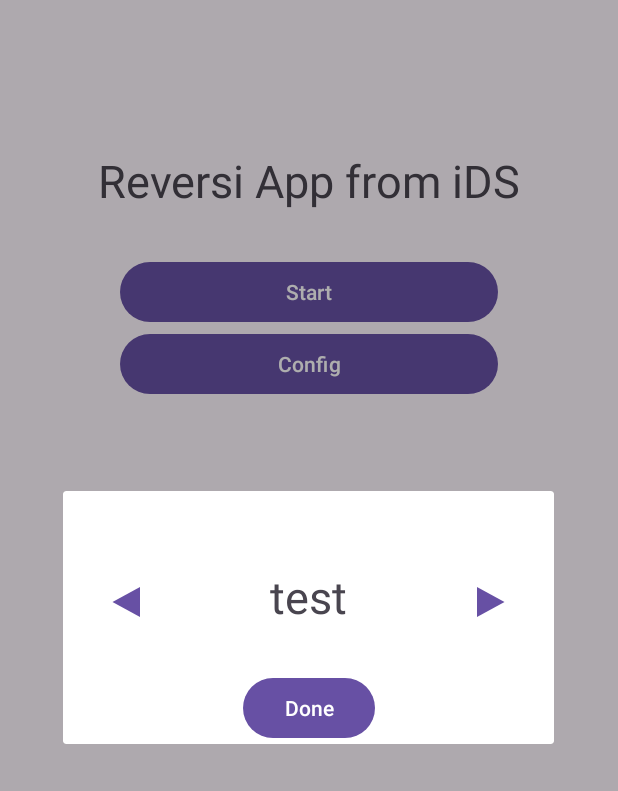
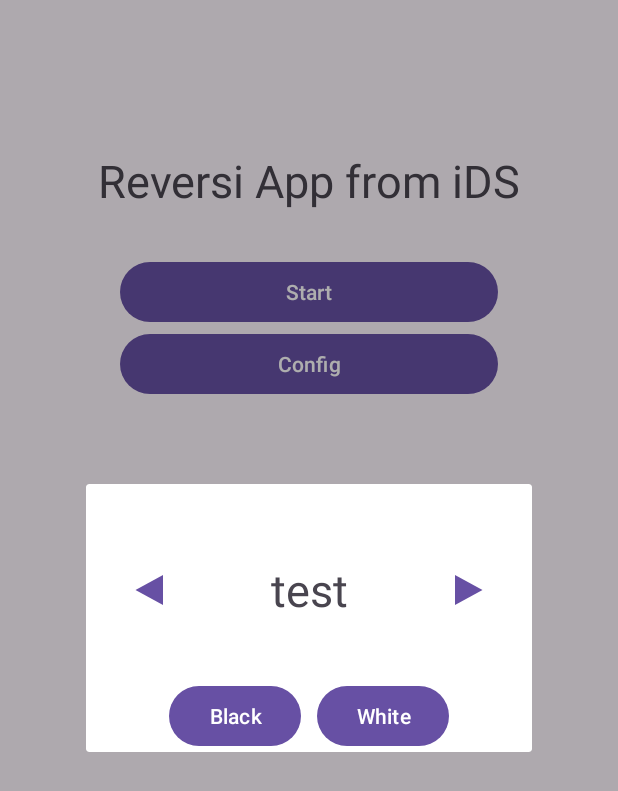
Before and after one commit to mutoxu-N/iDSReversiApp, an Android app: the screen it shows after launch (MainActivity), after a tap on "Start", on a phone screen of 412 x 824 dp. Shown: the top 791 px of the screen. Run offline under Robolectric (Android 15) with nearby library versions, the phone set to English and light mode, and no system bars.

Commit message:
BoardSelectDialogの安定性向上

```diff
--- a/app/build.gradle.kts
+++ b/app/build.gradle.kts
@@ -5,12 +5,12 @@ plugins {
 
 android {
     namespace = "com.github.mutoxu_n.idsreversiapp"
-    compileSdk = 33
+    compileSdk = 34
 
     defaultConfig {
         applicationId = "com.github.mutoxu_n.idsreversiapp"
         minSdk = 24
-        targetSdk = 33
+        targetSdk = 34
         versionCode = 1
         versionName = "1.0"
 
--- a/app/src/main/AndroidManifest.xml
+++ b/app/src/main/AndroidManifest.xml
@@ -2,9 +2,13 @@
 <manifest xmlns:android="http://schemas.android.com/apk/res/android"
     xmlns:tools="http://schemas.android.com/tools">
 
+    <uses-permission android:name="android.permission.INTERNET" />
+
     <application
         android:name=".App"
         android:allowBackup="true"
+        android:usesCleartextTraffic="true"
+        android:enableOnBackInvokedCallback="true"
         android:dataExtractionRules="@xml/data_extraction_rules"
         android:fullBackupContent="@xml/backup_rules"
         android:icon="@mipmap/ic_launcher"
@@ -12,7 +16,7 @@
         android:roundIcon="@mipmap/ic_launcher_round"
         android:supportsRtl="true"
         android:theme="@style/Theme.IDSReversiApp"
-        tools:targetApi="31">
+        tools:targetApi="34">
         <activity
             android:name=".GameActivity"
             android:exported="false" />
--- a/app/src/main/java/com/github/mutoxu_n/idsreversiapp/BoardSelectDialogFragment.kt
+++ b/app/src/main/java/com/github/mutoxu_n/idsreversiapp/BoardSelectDialogFragment.kt
@@ -7,8 +7,8 @@ import android.view.View
 import android.view.ViewGroup
 import android.widget.GridLayout
 import android.widget.ImageView
+import android.widget.Toast
 import androidx.activity.result.ActivityResultLauncher
-import androidx.activity.result.contract.ActivityResultContracts
 import androidx.core.view.setPadding
 import androidx.fragment.app.DialogFragment
 import androidx.lifecycle.ViewModelProvider
@@ -25,15 +25,29 @@ class BoardSelectDialogFragment: DialogFragment() {
         }
     }
 
+    override fun onStart() {
+        super.onStart()
+        // 横幅設定
+        dialog?.window?.setLayout(
+            (resources.displayMetrics.widthPixels * 0.8).toInt(),
+            ViewGroup.LayoutParams.WRAP_CONTENT,
+        )
+    }
+
     override fun onCreateView(inflater: LayoutInflater, container: ViewGroup?, savedInstanceState: Bundle?): View {
         // binding
         binding = FragmentBoardSelectDialogBinding.inflate(inflater)
 
+        // buttons
         binding.btNext.setOnClickListener { viewModel.nextPage() }
         binding.btPrevious.setOnClickListener { viewModel.previousPage() }
-        binding.btDone.setOnClickListener { GameActivity.startActivity(requireContext(), activityLauncher) }
-
-        activityLauncher = registerForActivityResult(ActivityResultContracts.StartActivityForResult()) {}
+        binding.btBlack.setOnClickListener { viewModel.getConfig()?.let {
+                GameActivity.startActivity(requireContext(), activityLauncher, it, true)
+        } }
+        binding.btWhite.setOnClickListener { viewModel.getConfig()?.let {
+            GameActivity.startActivity(requireContext(), activityLauncher, it, false)
+        } }
+//        activityLauncher = registerForActivityResult(ActivityResultContracts.StartActivityForResult()) {}
 
         return binding.root
     }
@@ -46,11 +60,34 @@ class BoardSelectDialogFragment: DialogFragment() {
         viewModel.page.observe(this) { repaint() }
     }
 
-    // 再描画
     private fun repaint() {
+        // repaint on moving
         val grid = binding.gird
-        val config = viewModel.getConfig() ?: return
+        val config = viewModel.getConfig()
+        if(config == null){
+            if(viewModel.failedCount < 5)
+                viewModel.syncConfig()
+            else {
+                Toast.makeText(context, "Config cannot be got from server.", Toast.LENGTH_SHORT).show()
+                dismiss()
+            }
+            return
+        }
 
+        // name
+        binding.tvName.text = config.name
+
+        // arrows
+        val size = viewModel.getConfigSize()
+        if(size == 1) {
+            binding.btNext.visibility = View.GONE
+            binding.btPrevious.visibility = View.GONE
+        } else {
+            binding.btNext.visibility = View.VISIBLE
+            binding.btPrevious.visibility = View.VISIBLE
+        }
+
+        // grid
         grid.columnCount = config.width
         grid.rowCount = config.height
         grid.removeAllViews()
--- a/app/src/main/java/com/github/mutoxu_n/idsreversiapp/BoardSelectDialogViewModel.kt
+++ b/app/src/main/java/com/github/mutoxu_n/idsreversiapp/BoardSelectDialogViewModel.kt
@@ -23,17 +23,14 @@ class BoardSelectDialogViewModel: ViewModel() {
         syncConfig()
     }
 
-    data class ReversiConfig(
-        val name: String,
-        val height: Int,
-        val width: Int,
-        val board: List<Int>)
-
     private var _configs: MutableLiveData<List<ReversiConfig>> = MutableLiveData(null)
     val configs: LiveData<List<ReversiConfig>> get() = _configs
 
     private var _page: MutableLiveData<Int> = MutableLiveData(0)
     val page: LiveData<Int> get() = _page
+
+    private var _failedCount = 0
+    val failedCount get() = _failedCount
 
     fun syncConfig() {
         viewModelScope.launch {
@@ -49,7 +46,7 @@ class BoardSelectDialogViewModel: ViewModel() {
 
                     // 接続先で処理に異常があったら終了
                     if(con.responseCode != HttpURLConnection.HTTP_OK) {
-                        Log.e("APIAccess.kt modify()", "レスポンスコード: ${con.responseCode}")
+                        Log.e("BoardSelectDialog.kt syncConfig()", "レスポンスコード: ${con.responseCode}")
                     }
 
                     val str = con.inputStream.bufferedReader(Charsets.UTF_8).use {br ->
@@ -71,25 +68,28 @@ class BoardSelectDialogViewModel: ViewModel() {
 
                         // リストに追加
                         list.add(ReversiConfig(name, t.getInt("width"), t.getInt("height"), board))
+                        withContext(Dispatchers.Main) {
+                            _configs.value = list
+                            _failedCount = 0
+                        }
                     }
 
-                } catch (e: Exception) { e.printStackTrace() }
+                } catch (e: Exception) {
+                    e.printStackTrace()
+                    _failedCount += 1
+                }
 
-            }
-            withContext(Dispatchers.Main) {
-                _configs.value = list
             }
         }
     }
 
     fun getConfig(): ReversiConfig? {
-        return try {
-            configs.value!![page.value!!]
+        return try { configs.value!![page.value!!] }
+               catch(e: Exception) { null }
+    }
 
-        } catch(e: Exception) {
-            e.printStackTrace()
-            null
-        }
+    fun getConfigSize(): Int {
+        return configs.value?.size ?: -1
     }
 
     fun nextPage() {
--- a/app/src/main/res/layout/fragment_board_select_dialog.xml
+++ b/app/src/main/res/layout/fragment_board_select_dialog.xml
@@ -1,68 +1,80 @@
 <?xml version="1.0" encoding="utf-8"?>
 <androidx.constraintlayout.widget.ConstraintLayout xmlns:android="http://schemas.android.com/apk/res/android"
+    xmlns:app="http://schemas.android.com/apk/res-auto"
     android:layout_width="match_parent"
-    android:layout_height="match_parent"
-    xmlns:app="http://schemas.android.com/apk/res-auto">
+    android:layout_height="match_parent">
 
     <TextView
         android:id="@+id/tvName"
         android:layout_width="wrap_content"
         android:layout_height="wrap_content"
 
-        app:layout_constraintTop_toTopOf="parent"
+        android:layout_marginTop="50dp"
+        android:text="@string/test"
+        android:textSize="@dimen/textTitle"
+        app:layout_constraintEnd_toEndOf="parent"
+
         app:layout_constraintStart_toStartOf="parent"
-        app:layout_constraintEnd_toEndOf="parent"
-        android:layout_marginTop="50dp"
-
-        android:text="@string/test"
-        android:textSize="@dimen/textTitle"/>
+        app:layout_constraintTop_toTopOf="parent" />
 
     <Button
         android:id="@+id/btPrevious"
         android:layout_width="wrap_content"
         android:layout_height="wrap_content"
+        android:background="@drawable/arrow_left"
 
-        app:layout_constraintEnd_toStartOf="@id/tvName"
-        app:layout_constraintTop_toTopOf="@id/tvName"
-        app:layout_constraintTop_toBottomOf="@id/tvName"
-        android:layout_marginEnd="50dp"
-
-        android:background="@drawable/arrow_left"/>
+        app:layout_constraintStart_toStartOf="parent"
+        app:layout_constraintBottom_toBottomOf="@id/tvName"
+        app:layout_constraintTop_toTopOf="@id/tvName"/>
 
     <Button
         android:id="@+id/btNext"
         android:layout_width="wrap_content"
         android:layout_height="wrap_content"
+        android:background="@drawable/arrow_right"
 
-        app:layout_constraintStart_toEndOf="@id/tvName"
-        app:layout_constraintTop_toTopOf="@id/tvName"
-        app:layout_constraintTop_toBottomOf="@id/tvName"
-        android:layout_marginStart="50dp"
-
-        android:background="@drawable/arrow_right" />
+        app:layout_constraintEnd_toEndOf="parent"
+        app:layout_constraintBottom_toBottomOf="@id/tvName"
+        app:layout_constraintTop_toTopOf="@id/tvName"/>
 
     <GridLayout
         android:id="@+id/gird"
         android:layout_width="0dp"
         android:layout_height="wrap_content"
 
-        app:layout_constraintTop_toBottomOf="@id/tvName"
+        android:layout_marginHorizontal="30dp"
+        android:layout_marginTop="30dp"
+        android:background="@color/black"
+        app:layout_constraintEnd_toEndOf="parent"
         app:layout_constraintStart_toStartOf="parent"
-        app:layout_constraintEnd_toEndOf="parent"
-        android:layout_marginTop="30dp"
-        android:layout_marginHorizontal="30dp"
 
-        android:background="@color/black"/>
+        app:layout_constraintTop_toBottomOf="@id/tvName" />
 
     <Button
-        android:id="@+id/btDone"
+        android:id="@+id/btBlack"
         android:layout_width="wrap_content"
         android:layout_height="wrap_content"
 
-        app:layout_constraintTop_toBottomOf="@id/gird"
+        android:layout_marginVertical="10dp"
+        android:layout_marginHorizontal="5dp"
+        android:text="@string/black"
+        app:layout_constraintEnd_toStartOf="@id/btWhite"
+        app:layout_constraintHorizontal_chainStyle="packed"
+
         app:layout_constraintStart_toStartOf="parent"
+        app:layout_constraintTop_toBottomOf="@id/gird" />
+
+
+    <Button
+        android:id="@+id/btWhite"
+        android:layout_width="wrap_content"
+        android:layout_height="wrap_content"
+
+        android:layout_marginHorizontal="5dp"
+        android:text="@string/white"
         app:layout_constraintEnd_toEndOf="parent"
-
-        android:text="@string/done" />
+        app:layout_constraintStart_toEndOf="@id/btBlack"
+        app:layout_constraintTop_toTopOf="@id/btBlack"
+        app:layout_constraintBottom_toBottomOf="@id/btBlack"/>
 
 </androidx.constraintlayout.widget.ConstraintLayout>
--- a/app/src/main/res/values/strings.xml
+++ b/app/src/main/res/values/strings.xml
@@ -7,4 +7,6 @@
     <string name="port">Port</string>
     <string name="done">Done</string>
     <string name="test">test</string>
+    <string name="black">Black</string>
+    <string name="white">White</string>
 </resources>
```
Also changed, not shown: app/src/main/java/com/github/mutoxu_n/idsreversiapp/GameActivity.kt (+22 -1 lines), app/src/main/java/com/github/mutoxu_n/idsreversiapp/GameActivityViewModel.kt (+15 -0 lines), app/src/main/java/com/github/mutoxu_n/idsreversiapp/ReversiConfig.kt (added, +7 -0 lines).
